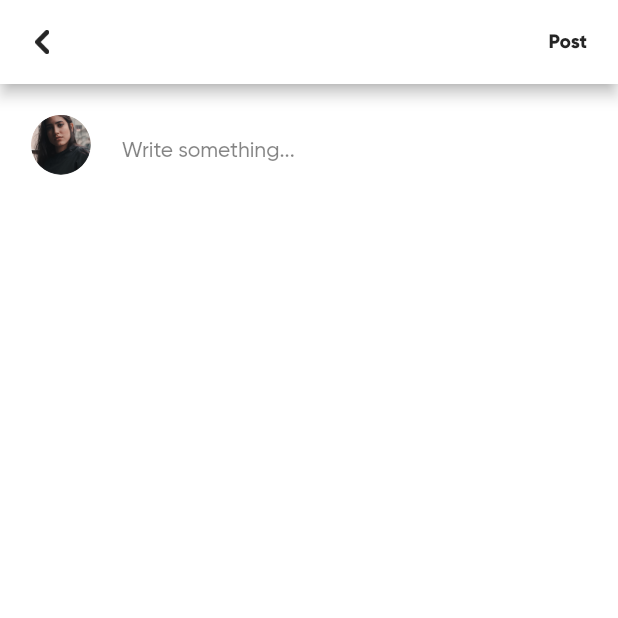
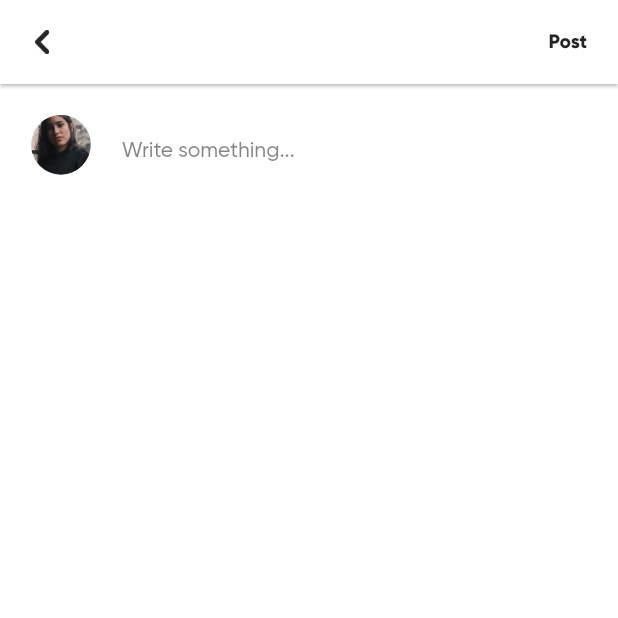
Before and after one commit to NiharDodiya/Rainbow, a Flutter app: the AddStoryScreen screen opened directly, on a phone screen of 412 x 824 dp, the top half of it. Run offline on Flutter 3.47's test engine with Material 2 defaults, Android fonts, the phone set to English and light mode, and no system bars; our stand-ins replace camera, country_picker, dotted_border, file_picker, firebase_auth, firebase_core and 7 more; missing offline and left inert: flutter_facebook_auth; accounts and stored records are empty.

Commit message:
elevation

```diff
--- a/lib/screens/Home/addStory/addstory_screen.dart
+++ b/lib/screens/Home/addStory/addstory_screen.dart
@@ -14,7 +14,7 @@ class AddStoryScreen extends StatelessWidget {
   Widget build(BuildContext context) {
     return Scaffold(
       backgroundColor: Colors.white,
-      appBar: AppBar(
+      appBar: AppBar(elevation: 1,
         backgroundColor: Colors.white,
         automaticallyImplyLeading: false,
         actions:  [
```
